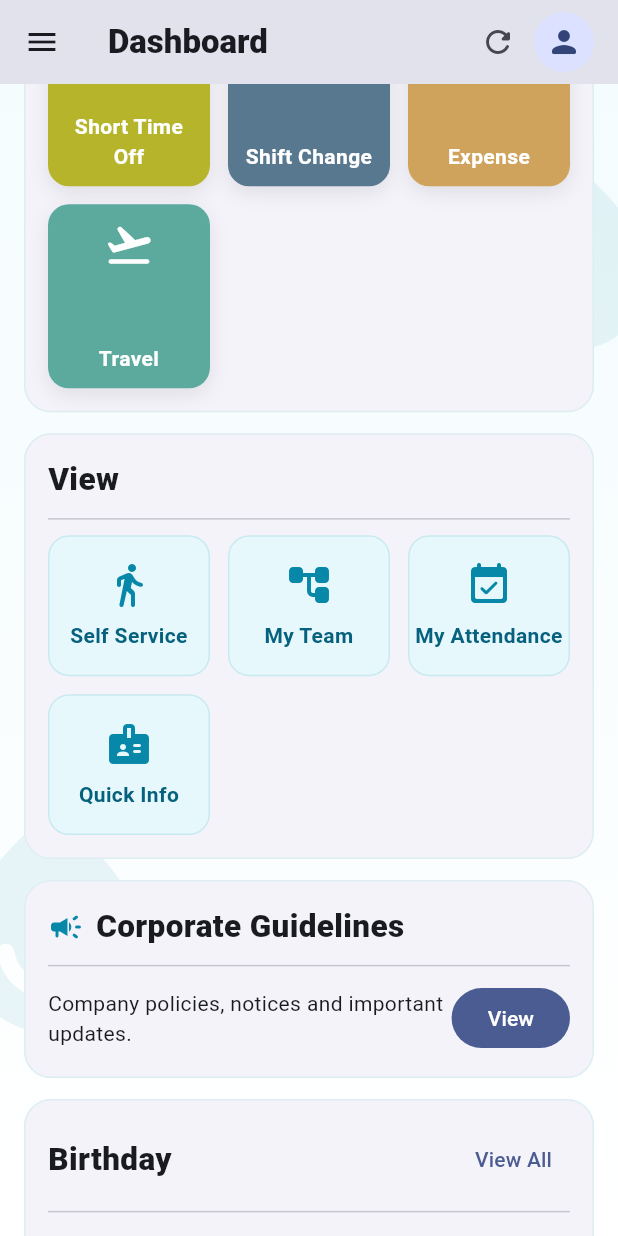
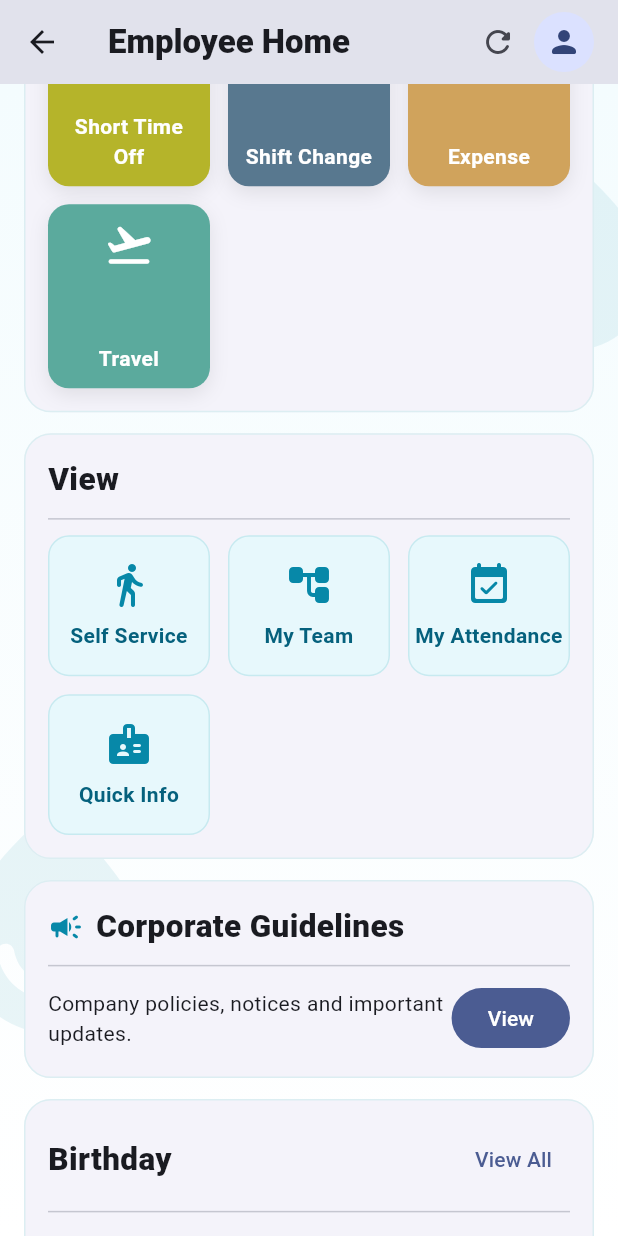
Before and after one commit to thegkexpert662-afk/hrms_app, a Flutter app: the HrmsNavigator screen opened directly with empty values, scrolled down 576 dp, on a phone screen of 412 x 824 dp. Run offline on Flutter 3.47's test engine with Material 3 defaults, Android fonts, the phone set to English and light mode, and no system bars; our stand-ins replace cloud_firestore, device_info_plus, firebase_auth, firebase_core, firebase_messaging, flutter_svg and 2 more; missing offline and left inert: excel_plus, mobile_scanner, network_info_plus; accounts and stored records are empty.

Commit message:
Make HRMS navigator employee-only and remove admin screen references

```diff
--- a/lib/screens/hrms/hrms_navigator.dart
+++ b/lib/screens/hrms/hrms_navigator.dart
@@ -1,17 +1,12 @@
 import 'package:flutter/material.dart';
 import '../../app/hrms_app.dart';
 import 'employee_home_screen.dart';
-import 'attendance_management_screen.dart';
-import 'module_screens.dart' hide DashboardScreen, EmployeeScreen, LifecycleScreen, AttendanceScreen, AssetsScreen, NotificationsScreen, CommunicationScreen, ReportsScreen, AdminScreen, SettingsScreen, AdvancedAttendanceScreen;
-import 'payroll_management_screen.dart';
-import 'document_management_screen.dart';
-import 'ess_management_screen.dart';
-import 'notification_management_screen.dart';
 
-/// Employee navigation only. Admin, management and configuration modules are
-/// deliberately hidden from the normal user interface.
+/// Employee-only application shell.
+/// Admin, management and company-configuration screens are not exposed here.
 class HrmsNavigator extends StatefulWidget {
   final HrmsService service;
+
   const HrmsNavigator({super.key, required this.service});
 
   @override
@@ -19,57 +14,13 @@ class HrmsNavigator extends StatefulWidget {
 }
 
 class _HrmsNavigatorState extends State<HrmsNavigator> {
-  int selected = 0;
-
-  static const titles = <String>[
-    'Dashboard',
-    'My Attendance',
-    'Leave',
-    'Payroll',
-    'My Documents',
-    'Employee Self Service',
-    'Notifications',
-  ];
-
-  static const icons = <IconData>[
-    Icons.dashboard_rounded,
-    Icons.access_time_rounded,
-    Icons.event_available_rounded,
-    Icons.payments_rounded,
-    Icons.folder_rounded,
-    Icons.person_rounded,
-    Icons.notifications_rounded,
-  ];
-
-  Widget page() {
-    final service = widget.service;
-    switch (selected) {
-      case 0:
-        return EmployeeHomeScreen(service: service);
-      case 1:
-        return AttendanceManagementScreen(service: service);
-      case 2:
-        return LeaveScreen(service: service);
-      case 3:
-        return PayrollManagementScreen(service: service);
-      case 4:
-        return DocumentsScreen(service: service);
-      case 5:
-        return EssScreen(service: service);
-      case 6:
-        return NotificationsScreen(service: service);
-      default:
-        return EmployeeHomeScreen(service: service);
-    }
-  }
-
   @override
   Widget build(BuildContext context) {
     return Scaffold(
       appBar: AppBar(
-        title: Text(
-          titles[selected],
-          style: const TextStyle(fontWeight: FontWeight.w800),
+        title: const Text(
+          'Employee Home',
+          style: TextStyle(fontWeight: FontWeight.w800),
         ),
         actions: [
           IconButton(
@@ -79,68 +30,13 @@ class _HrmsNavigatorState extends State<HrmsNavigator> {
           ),
           const Padding(
             padding: EdgeInsets.only(right: 16),
-            child: CircleAvatar(child: Icon(Icons.person_rounded)),
+            child: CircleAvatar(
+              child: Icon(Icons.person_rounded),
+            ),
           ),
         ],
       ),
-      drawer: Drawer(
-        child: SafeArea(
-          child: Column(
-            children: [
-              Container(
-                width: double.infinity,
-                padding: const EdgeInsets.fromLTRB(20, 22, 20, 18),
-                decoration: BoxDecoration(
-                  gradient: LinearGradient(
-                    begin: Alignment.topLeft,
-                    end: Alignment.bottomRight,
-                    colors: [
-                      Theme.of(context).colorScheme.primaryContainer,
-                      Theme.of(context).colorScheme.surface,
-                    ],
-                  ),
-                ),
-                child: const Column(
-                  crossAxisAlignment: CrossAxisAlignment.start,
-                  children: [
-                    CircleAvatar(
-                      radius: 28,
-                      child: Icon(Icons.water_drop_rounded, size: 28),
-                    ),
-                    SizedBox(height: 10),
-                    Text(
-                      'HRMS',
-                      style: TextStyle(fontSize: 21, fontWeight: FontWeight.w800),
-                    ),
-                    Text('Employee Portal'),
-                  ],
-                ),
-              ),
-              const Divider(height: 1),
-              Expanded(
-                child: ListView.builder(
-                  padding: const EdgeInsets.symmetric(vertical: 8, horizontal: 8),
-                  itemCount: titles.length,
-                  itemBuilder: (context, index) => ListTile(
-                    dense: true,
-                    selected: index == selected,
-                    leading: Icon(icons[index]),
-                    title: Text(titles[index]),
-                    shape: RoundedRectangleBorder(
-                      borderRadius: BorderRadius.circular(12),
-                    ),
-                    onTap: () {
-                      setState(() => selected = index);
-                      Navigator.pop(context);
-                    },
-                  ),
-                ),
-              ),
-            ],
-          ),
-        ),
-      ),
-      body: page(),
+      body: EmployeeHomeScreen(service: widget.service),
     );
   }
 }
```
